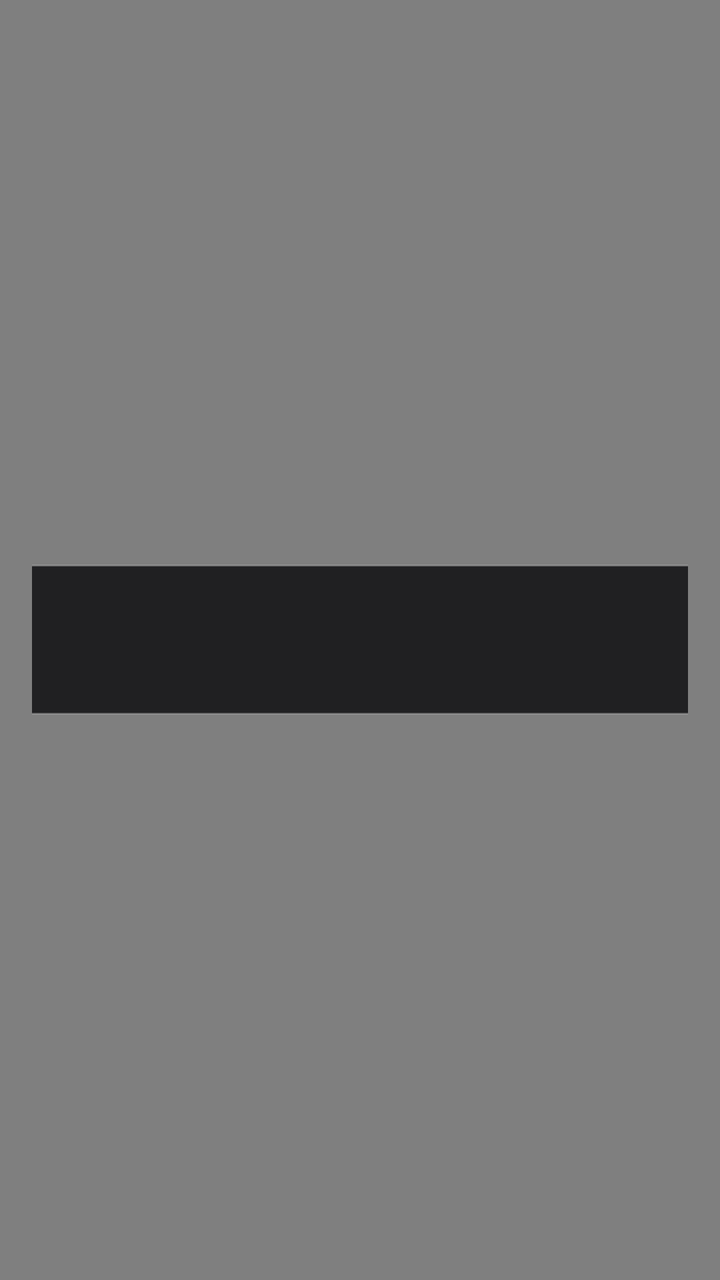
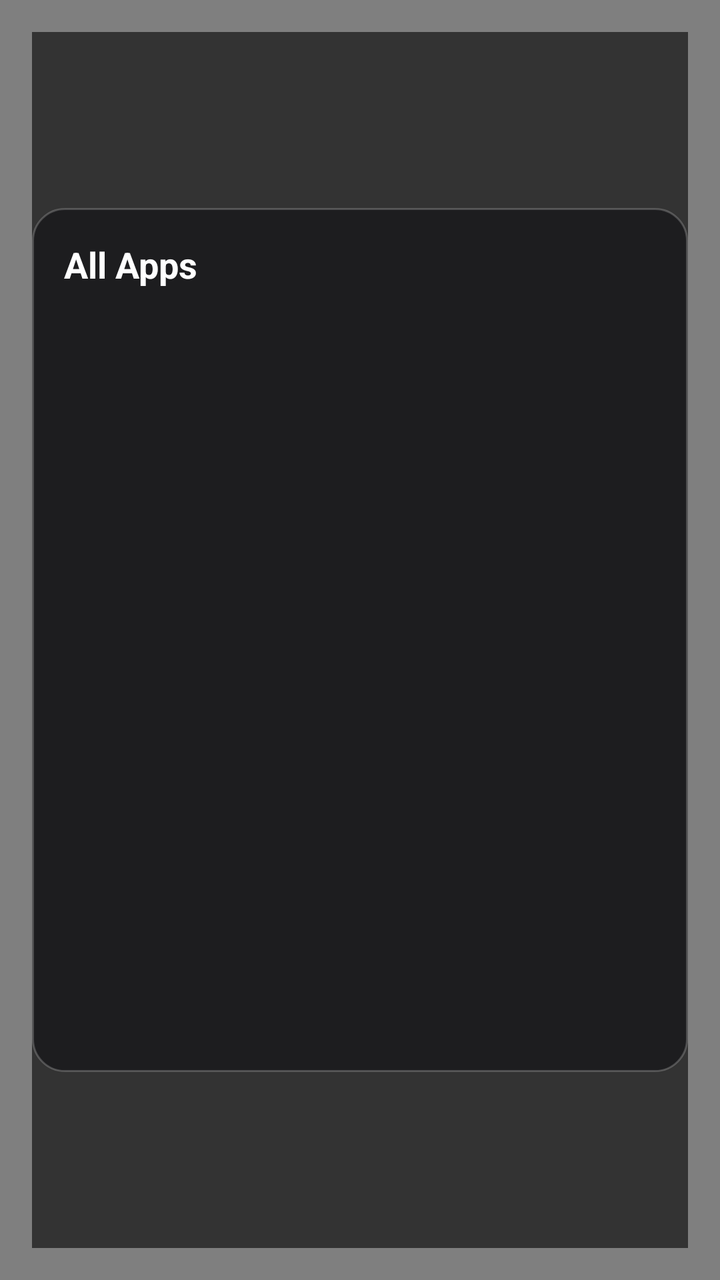

Compare the two renders of this Android layout. The source of the first and the diff that turns it into the second are given below.
<!-- AndroidManifest.xml: application theme Theme.PhonePointer -->
<!-- res/layout/overlay_apps_menu.xml -->
<?xml version="1.0" encoding="utf-8"?>
<FrameLayout xmlns:android="http://schemas.android.com/apk/res/android"
    android:layout_width="match_parent"
    android:layout_height="match_parent"
    android:background="#80000000"
    android:padding="16dp">

    
    <LinearLayout
        android:layout_width="600dp"
        android:layout_height="wrap_content"
        android:layout_gravity="center"
        android:orientation="vertical"
        android:background="@drawable/bg_apps_menu"
        android:elevation="8dp"
        android:padding="16dp">

        <TextView
            android:layout_width="wrap_content"
            android:layout_height="wrap_content"
            android:text="Apps"
            android:textColor="#FFFFFF"
            android:textSize="20sp"
            android:textStyle="bold"
            android:layout_marginBottom="16dp"/>

        <androidx.recyclerview.widget.RecyclerView
            android:id="@+id/recycler_view"
            android:layout_width="match_parent"
            android:layout_height="wrap_content"
            android:layout_weight="1"
            android:overScrollMode="ifContentScrolls"/>

    </LinearLayout>

</FrameLayout>
<!-- resources referenced by this layout -->
<resources>
  <!-- drawable bg_apps_menu (drawable) -->
  <?xml version="1.0" encoding="utf-8"?>
  <shape xmlns:android="http://schemas.android.com/apk/res/android">
      <solid android:color="#F21C1C1E" />
      <corners android:radius="16dp" />
      <stroke android:width="1dp" android:color="#33FFFFFF" />
  </shape>
  <style name="Theme.PhonePointer" parent="Theme.MaterialComponents.DayNight.DarkActionBar">
          
          <item name="colorPrimary">@color/purple_500</item>
          <item name="colorPrimaryVariant">@color/purple_700</item>
          <item name="colorOnPrimary">@color/white</item>
          
          <item name="colorSecondary">@color/teal_200</item>
          <item name="colorSecondaryVariant">@color/teal_700</item>
          <item name="colorOnSecondary">@color/black</item>
          
          <item name="android:statusBarColor">?attr/colorPrimaryVariant</item>
          
      </style>
  <color name="purple_500">#FF6200EE</color>
  <color name="purple_700">#FF3700B3</color>
  <color name="white">#FFFFFFFF</color>
  <color name="teal_200">#FF03DAC5</color>
  <color name="teal_700">#FF018786</color>
  <color name="black">#FF000000</color>
</resources>

<!-- the commit's change to res/layout/overlay_apps_menu.xml (unified diff, before → after) -->
@@ -7,30 +7,94 @@
 
     
     <LinearLayout
-        android:layout_width="600dp"
-        android:layout_height="wrap_content"
-        android:layout_gravity="center"
-        android:orientation="vertical"
-        android:background="@drawable/bg_apps_menu"
-        android:elevation="8dp"
-        android:padding="16dp">
+        android:layout_width="match_parent"
+        android:layout_height="match_parent"
+        android:orientation="horizontal"
+        android:background="#99000000"> 
+        
+        
+        <LinearLayout
+             android:layout_width="match_parent"
+             android:layout_height="match_parent"
+             android:gravity="center"
+             android:orientation="vertical">
 
-        <TextView
-            android:layout_width="wrap_content"
-            android:layout_height="wrap_content"
-            android:text="Apps"
-            android:textColor="#FFFFFF"
-            android:textSize="20sp"
-            android:textStyle="bold"
-            android:layout_marginBottom="16dp"/>
+             
+             <HorizontalScrollView
+                 android:id="@+id/snap_controls_scroll"
+                 android:layout_width="wrap_content"
+                 android:layout_height="wrap_content"
+                 android:layout_marginBottom="16dp"
+                 android:visibility="gone">
+                 <LinearLayout
+                     android:id="@+id/snap_controls_container"
+                     android:layout_width="wrap_content"
+                     android:layout_height="wrap_content"
+                     android:orientation="horizontal"
+                     android:padding="8dp"
+                     android:background="@drawable/bg_apps_menu" />
+             </HorizontalScrollView>
 
-        <androidx.recyclerview.widget.RecyclerView
-            android:id="@+id/recycler_view"
-            android:layout_width="match_parent"
-            android:layout_height="wrap_content"
-            android:layout_weight="1"
-            android:overScrollMode="ifContentScrolls"/>
+            <LinearLayout
+                android:layout_width="wrap_content"
+                android:layout_height="wrap_content"
+                android:orientation="horizontal"
+                android:background="@drawable/bg_apps_menu"
+                android:padding="16dp"
+                android:elevation="8dp">
 
+                
+                <LinearLayout
+                    android:id="@+id/running_apps_container"
+                    android:layout_width="200dp"
+                    android:layout_height="400dp"
+                    android:orientation="vertical"
+                    android:visibility="gone">
+                    <TextView
+                        android:layout_width="match_parent"
+                        android:layout_height="wrap_content"
+                        android:text="Running"
+                        android:textColor="#FFFFFF"
+                        android:textSize="18sp"
+                        android:textStyle="bold"
+                        android:paddingBottom="8dp"/>
+                    <androidx.recyclerview.widget.RecyclerView
+                        android:id="@+id/recycler_view_running"
+                        android:layout_width="match_parent"
+                        android:layout_height="match_parent"/>
+                </LinearLayout>
+
+                
+                <View
+                    android:id="@+id/divider"
+                    android:layout_width="1dp"
+                    android:layout_height="match_parent"
+                    android:background="#44FFFFFF"
+                    android:layout_marginStart="16dp"
+                    android:layout_marginEnd="16dp"
+                    android:visibility="gone"/>
+
+                
+                 <LinearLayout
+                    android:layout_width="600dp"
+                    android:layout_height="400dp"
+                    android:orientation="vertical">
+                    <TextView
+                        android:layout_width="match_parent"
+                        android:layout_height="wrap_content"
+                        android:text="All Apps"
+                        android:textColor="#FFFFFF"
+                        android:textSize="18sp"
+                        android:textStyle="bold"
+                        android:paddingBottom="8dp"/>
+                    <androidx.recyclerview.widget.RecyclerView
+                        android:id="@+id/recycler_view"
+                        android:layout_width="match_parent"
+                        android:layout_height="match_parent"/>
+                </LinearLayout>
+
+            </LinearLayout>
+        </LinearLayout>
     </LinearLayout>
 
 </FrameLayout>
